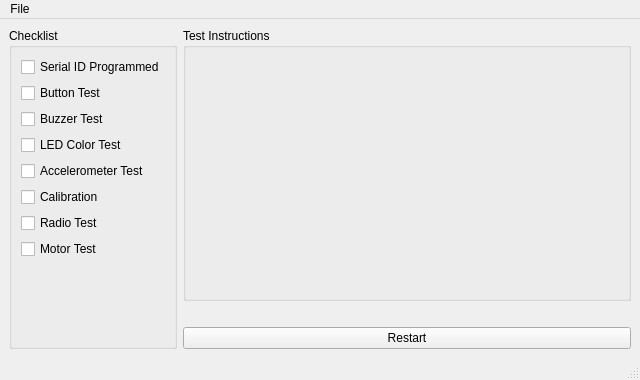
The window that linkbot_internal_dev/mainwindow.ui (BaroboRobotics/linkbot-internal-dev) describes before a commit, drawn with Qt 5.
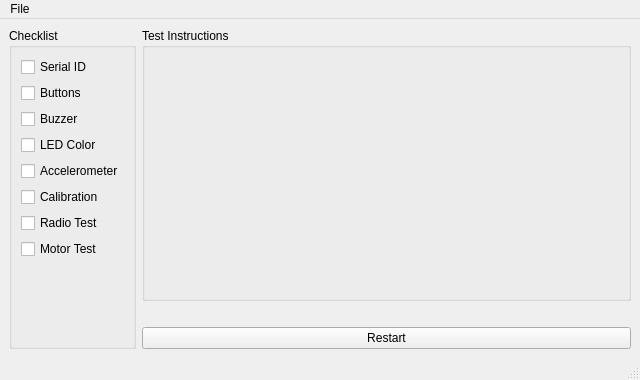
The same window after the commit.

Commit message: Updated final report text layout

What changed in the file:
```diff
--- a/linkbot_internal_dev/mainwindow.ui
+++ b/linkbot_internal_dev/mainwindow.ui
@@ -24,7 +24,7 @@
        <item>
         <widget class="QCheckBox" name="checkBox_serial_id">
          <property name="text">
-          <string>Serial ID Programmed</string>
+          <string>Serial ID</string>
          </property>
          <property name="checkable">
           <bool>true</bool>
@@ -34,7 +34,7 @@
        <item>
         <widget class="QCheckBox" name="checkBox_button">
          <property name="text">
-          <string>Button Test</string>
+          <string>Buttons</string>
          </property>
          <property name="checkable">
           <bool>true</bool>
@@ -44,7 +44,7 @@
        <item>
         <widget class="QCheckBox" name="checkBox_buzzer">
          <property name="text">
-          <string>Buzzer Test</string>
+          <string>Buzzer</string>
          </property>
          <property name="checkable">
           <bool>true</bool>
@@ -54,7 +54,7 @@
        <item>
         <widget class="QCheckBox" name="checkBox_led">
          <property name="text">
-          <string>LED Color Test</string>
+          <string>LED Color</string>
          </property>
          <property name="checkable">
           <bool>true</bool>
@@ -64,7 +64,7 @@
        <item>
         <widget class="QCheckBox" name="checkBox_accelerometer">
          <property name="text">
-          <string>Accelerometer Test</string>
+          <string>Accelerometer</string>
          </property>
          <property name="checkable">
           <bool>true</bool>
```
The commit also changes 7 other files.
